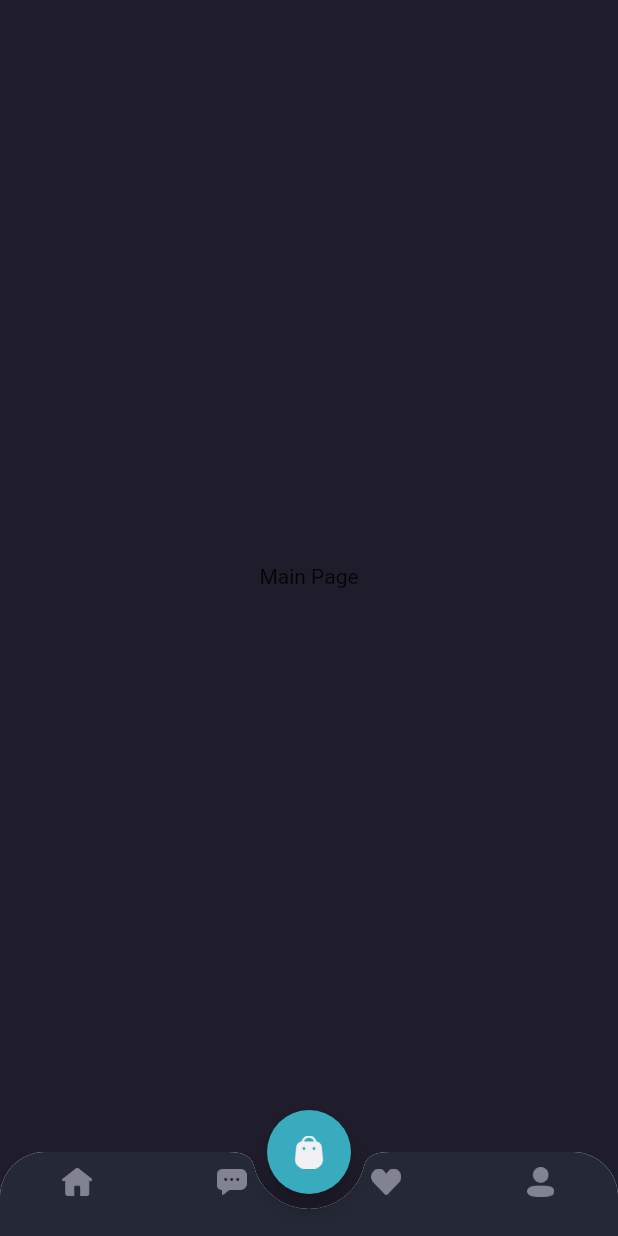
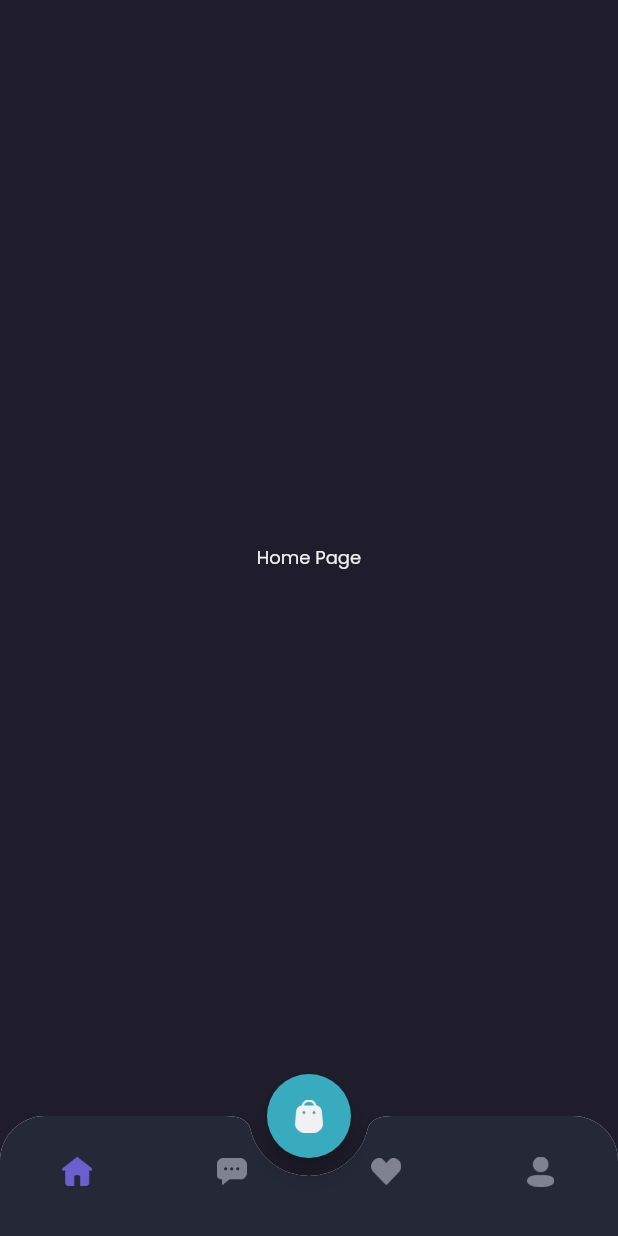
Before and after one commit to nenofetch/bwa_frontend_flutter, a Flutter app: the MainPage screen opened by its route, on a phone screen of 412 x 824 dp. Run offline on Flutter 3.47's test engine with Material 2 defaults, Android fonts, the phone set to English and light mode, and no system bars; our stand-ins replace google_fonts.

Commit message:
feat: adding a few page screen

```diff
--- /dev/null
+++ b/lib/pages/home/home_page.dart
@@ -0,0 +1,18 @@
+import 'package:flutter/material.dart';
+import 'package:shamo_frontend/themes.dart';
+
+class HomePage extends StatelessWidget {
+  const HomePage({super.key});
+
+  @override
+  Widget build(BuildContext context) {
+    return Center(
+      child: Text(
+        'Home Page',
+        style: primaryTextStyle.copyWith(
+          fontSize: 12,
+        ),
+      ),
+    );
+  }
+}
--- a/lib/pages/home/main_page.dart
+++ b/lib/pages/home/main_page.dart
@@ -1,8 +1,19 @@
 import "package:flutter/material.dart";
+import "package:shamo_frontend/pages/home/chat_page.dart";
+import "package:shamo_frontend/pages/home/home_page.dart";
+import "package:shamo_frontend/pages/home/profile_page.dart";
+import "package:shamo_frontend/pages/home/wishlist_page.dart";
 import "package:shamo_frontend/themes.dart";
 
-class MainPage extends StatelessWidget {
+class MainPage extends StatefulWidget {
   const MainPage({super.key});
+
+  @override
+  State<MainPage> createState() => _MainPageState();
+}
+
+class _MainPageState extends State<MainPage> {
+  int currentIndex = 0;
 
   @override
   Widget build(BuildContext context) {
@@ -24,37 +35,71 @@ class MainPage extends StatelessWidget {
         ),
         child: BottomAppBar(
           shape: CircularNotchedRectangle(),
-          notchMargin: 10,
+          notchMargin: 12,
           clipBehavior: Clip.antiAlias,
           child: BottomNavigationBar(
+            currentIndex: currentIndex,
+            onTap: (value) {
+              setState(() {
+                currentIndex = value;
+              });
+            },
             backgroundColor: backgroundColor4,
             type: BottomNavigationBarType.fixed,
             items: [
               BottomNavigationBarItem(
-                icon: Image.asset(
+                icon: Container(
+                  margin: EdgeInsets.only(
+                    top: 20,
+                    bottom: 10,
+                  ),
+                  child: Image.asset(
                     'assets/icon_home.png',
                     width: 20,
+                    color: currentIndex == 0 ? primaryColor : Color(0xff808191),
+                  ),
                 ),
                 label: '',
               ),
               BottomNavigationBarItem(
-                icon: Image.asset(
+                icon: Container(
+                  margin: EdgeInsets.only(
+                    top: 20,
+                    bottom: 10,
+                  ),
+                  child: Image.asset(
                     'assets/icon_chat.png',
                     width: 20,
+                    color: currentIndex == 1 ? primaryColor : Color(0xff808191),
+                  ),
                 ),
                 label: '',
               ),
               BottomNavigationBarItem(
-                icon: Image.asset(
+                icon: Container(
+                  margin: EdgeInsets.only(
+                    top: 20,
+                    bottom: 10,
+                  ),
+                  child: Image.asset(
                     'assets/icon_wishlist.png',
                     width: 20,
+                    color: currentIndex == 2 ? primaryColor : Color(0xff808191),
+                  ),
                 ),
                 label: '',
               ),
               BottomNavigationBarItem(
-                icon: Image.asset(
+                icon: Container(
+                  margin: EdgeInsets.only(
+                    top: 20,
+                    bottom: 10,
+                  ),
+                  child: Image.asset(
                     'assets/icon_profile.png',
                     width: 18,
+                    color: currentIndex == 3 ? primaryColor : Color(0xff808191),
+                  ),
                 ),
                 label: '',
               ),
@@ -64,14 +109,31 @@ class MainPage extends StatelessWidget {
       );
     }
 
+    Widget body() {
+      switch (currentIndex) {
+        case 0:
+          return HomePage();
+          break;
+        case 1:
+          return ChatPage();
+          break;
+        case 2:
+          return WishlistPage();
+          break;
+        case 3:
+          return ProfilePage();
+          break;
+        default:
+          return HomePage();
+      }
+    }
+
     return Scaffold(
       backgroundColor: backgroundColor1,
       floatingActionButton: cartButton(),
       floatingActionButtonLocation: FloatingActionButtonLocation.centerDocked,
       bottomNavigationBar: customBottomNav(),
-      body: Center(
-        child: Text('Main Page'),
-      ),
+      body: body(),
     );
   }
 }
```
Also changed, not shown: lib/pages/home/chat_page.dart (added, +18 -0 lines), lib/pages/home/profile_page.dart (added, +18 -0 lines), lib/pages/home/wishlist_page.dart (added, +18 -0 lines). Lines whose indentation alone changed are shown as unchanged.
